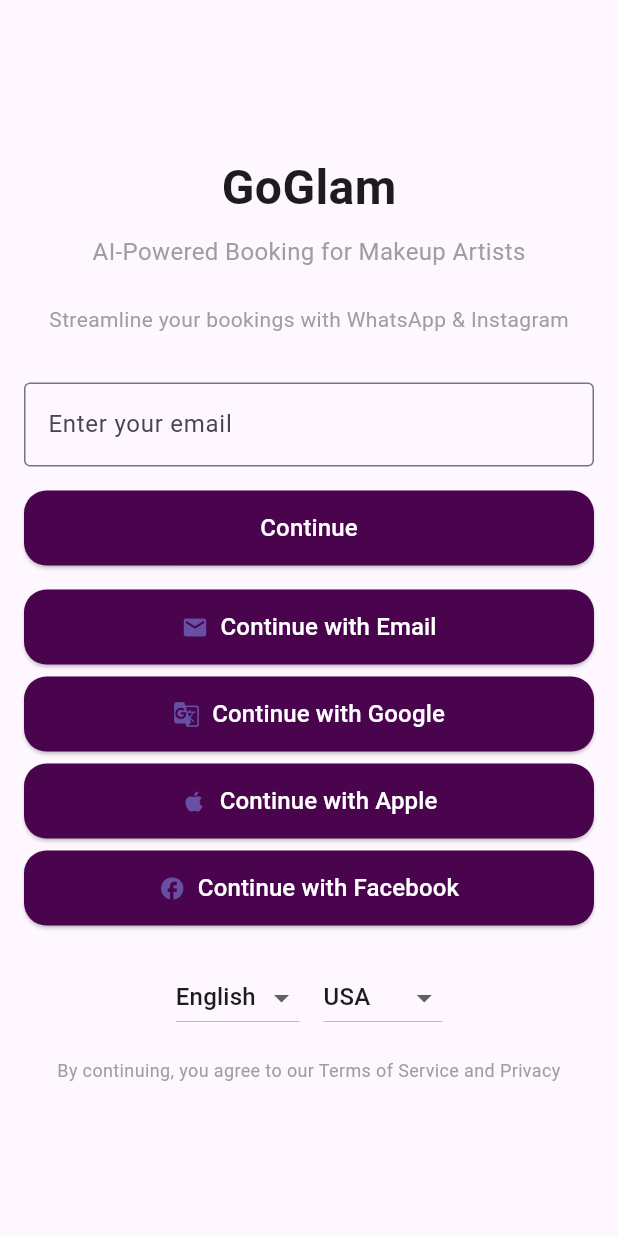
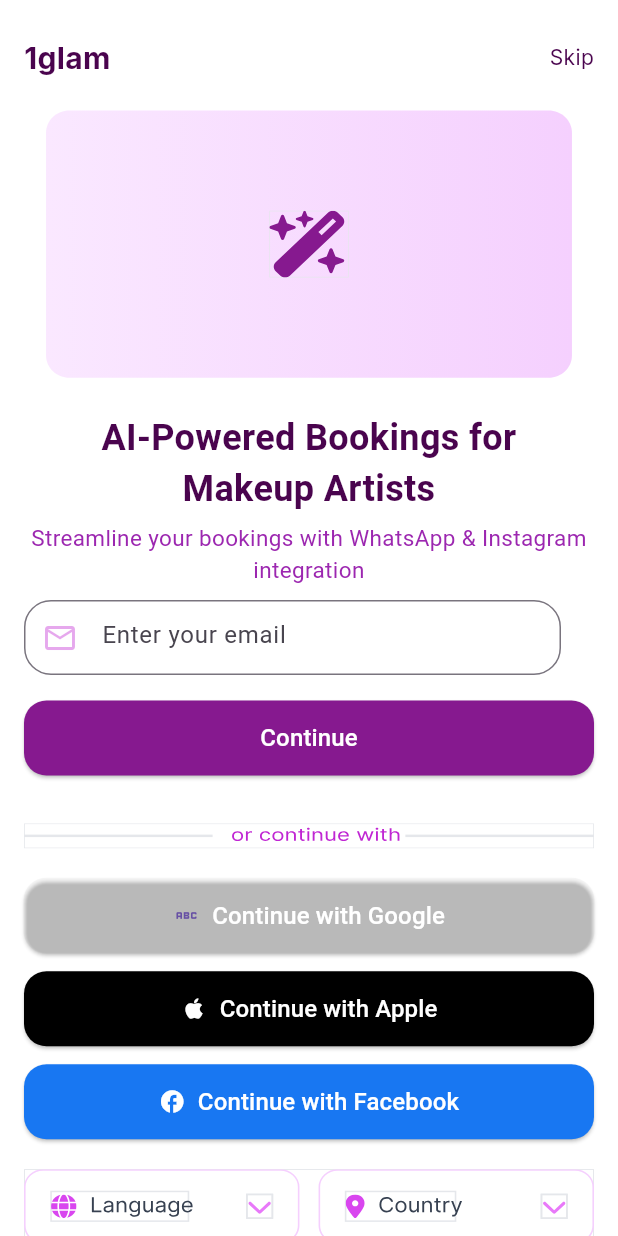
Before and after one commit to Chinmayverma1602/1glam, a Flutter app: the screen it shows after launch, on a phone screen of 412 x 824 dp. Run offline on Flutter 3.47's test engine with Material 3 defaults, Android fonts, the phone set to English and light mode, and no system bars; our stand-ins replace flutter_svg, google_fonts, pinput.

Commit message:
login page changed

```diff
--- a/lib/main.dart
+++ b/lib/main.dart
@@ -1,5 +1,6 @@
 import 'package:flutter/material.dart';
 import 'package:glam1/loginPage.dart';
+import 'package:glam1/screens/LoginPage.dart';
 
 void main() {
   runApp(const MyApp());
@@ -13,7 +14,7 @@ class MyApp extends StatelessWidget {
   Widget build(BuildContext context) {
     return MaterialApp(
       debugShowCheckedModeBanner: false,
-      home: LoginScreen(),
+      home: LoginPage(),
     );
   }
 }
--- /dev/null
+++ b/lib/screens/LoginPage.dart
@@ -0,0 +1,181 @@
+import 'package:flutter/material.dart';
+import 'package:flutter_svg/svg.dart';
+import 'package:glam1/constants/AppColors.dart';
+import 'package:glam1/screens/VerifyEmailPage.dart';
+import 'package:glam1/widgets/CustomButton.dart';
+import 'package:glam1/widgets/CustomHeader.dart';
+import 'package:glam1/widgets/CustomTextInputField.dart';
+
+class LoginPage extends StatefulWidget {
+  const LoginPage({super.key});
+
+  @override
+  State<LoginPage> createState() => _LoginPageState();
+}
+
+class _LoginPageState extends State<LoginPage> {
+  @override
+  Widget build(BuildContext context) {
+    return Scaffold(
+      backgroundColor: Colors.white,
+      body: SingleChildScrollView(
+        child: Padding(
+          padding: const EdgeInsets.symmetric(horizontal: 16),
+          child: Column(
+            crossAxisAlignment: CrossAxisAlignment.start,
+            children: [
+
+              const CustomHeader(),
+              const SizedBox(height: 16),
+              Container(
+                height: MediaQuery.of(context).size.height*0.25,
+                width: MediaQuery.of(context).size.width*0.99,
+                decoration: BoxDecoration(
+
+                  borderRadius: BorderRadius.circular(16),
+                ),
+                child: SvgPicture.asset('assets/images/div.svg',fit: BoxFit.fill,),
+              ),
+
+              const Center(
+                child: Text(
+                  "AI-Powered Bookings for \nMakeup Artists",
+                  textAlign: TextAlign.center,
+                  style: TextStyle(
+                    fontSize: 24,
+                    fontWeight: FontWeight.bold,
+                    color: AppColors.title,
+                  ),
+                ),
+              ),
+
+              const Center(
+                child: Padding(
+                  padding: EdgeInsets.symmetric(vertical: 5),
+                  child: Text(
+                    "Streamline your bookings with WhatsApp & Instagram \nintegration",
+                    textAlign: TextAlign.center,
+                    style: TextStyle(
+                      fontSize: 15,
+                      color: Colors.purple,
+                    ),
+                  ),
+                ),
+              ),
+
+              Padding(
+                padding: const EdgeInsets.symmetric(vertical: 5),
+                child: CustomTextInputField(
+                  hintText: "Enter your email",
+                  icon: Icons.email_outlined,
+                ),
+              ),
+              const SizedBox(height: 12),
+              CustomButton(
+                text: "Continue",
+                color: AppColors.subtitle,
+                onPressed: () {
+                  // navigation
+                  Navigator.push(context, MaterialPageRoute(builder: (context) => VerifyEmailPage()));
+
+                },
+              ),
+              const SizedBox(height: 12),
+              Padding(
+                padding: const EdgeInsets.symmetric(vertical: 20),
+                child: imageContainer(context, "assets/images/div2.svg"),
+              ),
+
+
+
+              CustomButton(
+                text: "Continue with Google",
+                color: Colors.transparent,
+                icon: Icons.abc,
+                onPressed: () {
+                  // navigation
+
+                },
+              ),
+              const SizedBox(height: 12),
+              CustomButton(
+                text: "Continue with Apple",
+                icon: Icons.apple,
+                iconColor: Colors.white,
+                color: Colors.black,
+                onPressed: () {
+                  // navigation
+
+                },
+              ),
+              const SizedBox(height: 12),
+             CustomButton(
+                text: "Continue with Facebook",
+                icon: Icons.facebook,
+                color: AppColors.facebookBlue,
+                iconColor: Colors.white,
+                onPressed: () {
+                  // navigation
+
+                },
+              ),
+              const SizedBox(height: 20),
+              imageContainer2(context, "assets/images/section.svg"),
+              // Row(
+              //   mainAxisAlignment: MainAxisAlignment.spaceBetween,
+              //   children: [
+              //     Expanded(
+              //       child: mini_reusable_container(
+              //         leadingIcon: Icons.email,
+              //         need: "Country",
+              //         color: Colors.transparent,
+              //         trailingIcon: Icons.arrow_downward,
+              //       ),
+              //     ),
+              //     const SizedBox(width: 12),
+              //     Expanded(
+              //       child: mini_reusable_container(
+              //         leadingIcon: Icons.email,
+              //         need: "Language",
+              //         color: Colors.transparent,
+              //         trailingIcon: Icons.arrow_downward,
+              //       ),
+              //     ),
+              //   ],
+              // ),
+
+              const Padding(
+                padding: EdgeInsets.symmetric(horizontal: 16, vertical: 5),
+                child: Text(
+                  "By continuing, you agree to our Terms of Service and Privacy and Policy",
+                  textAlign: TextAlign.center,
+                  style: TextStyle(
+                      fontSize: 15,
+                      color: Colors.purple,
+                    ),
+                ),
+              ),
+              const SizedBox(height: 24),
+            ],
+          ),
+        ),
+      ),
+    );
+  }
+
+  Container imageContainer(BuildContext context , String imgLocation) {
+    return Container(
+              height: MediaQuery.of(context).size.height*0.02,
+              width: double.infinity,
+              child: SvgPicture.asset(imgLocation,fit: BoxFit.fill,),
+            );
+  }
+
+  Container imageContainer2(BuildContext context , String imgLocation) {
+    return Container(
+              height: MediaQuery.of(context).size.height*0.06,
+              width: double.infinity,
+              child: SvgPicture.asset(imgLocation,fit: BoxFit.fill,),
+            );
+  }
+}
```
Also changed, not shown: assets/images/div.svg (added), assets/images/div2.svg (added), assets/images/section.svg (added).
